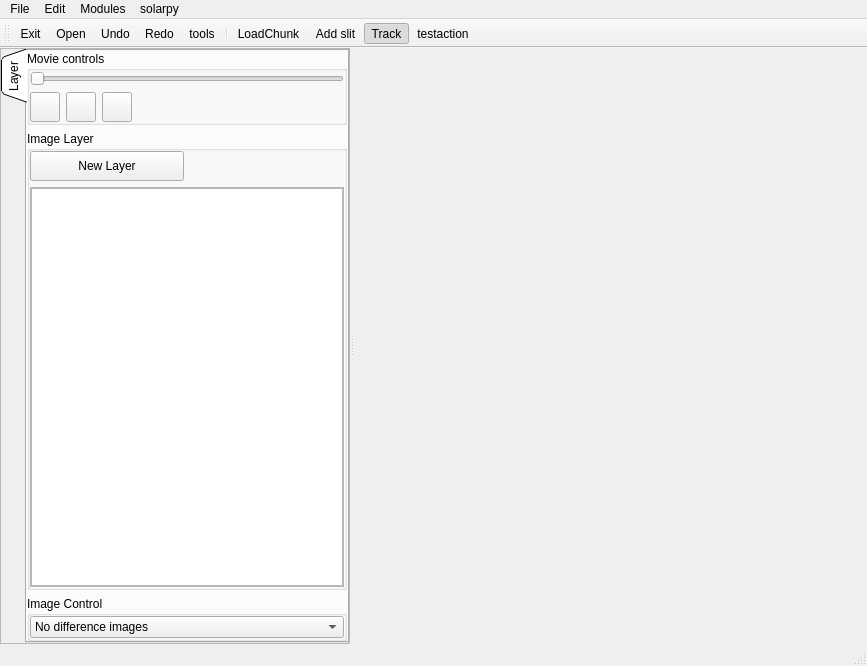
Above: EoSpex/ui/viewer.ui from sageyu123/EOVSASpex before the change. Below: the same form after it.
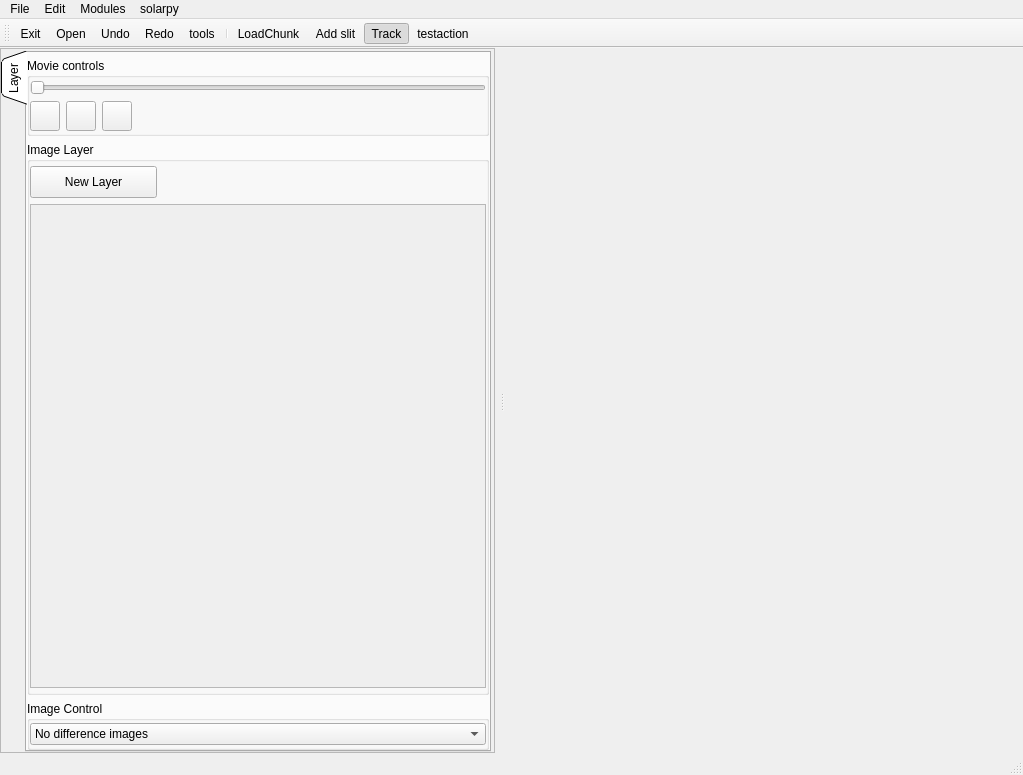
That is the form after the change. Icons and pictures are not drawn.

Patch:
```diff
--- a/EoSpex/ui/viewer.ui
+++ b/EoSpex/ui/viewer.ui
@@ -6,8 +6,8 @@
    <rect>
     <x>0</x>
     <y>0</y>
-    <width>867</width>
-    <height>666</height>
+    <width>1023</width>
+    <height>775</height>
    </rect>
   </property>
   <property name="sizePolicy">
@@ -35,7 +35,7 @@
      <height>200</height>
     </size>
    </property>
-   <layout class="QGridLayout" name="gridLayout_2">
+   <layout class="QVBoxLayout" name="verticalLayout_3">
     <property name="leftMargin">
      <number>0</number>
     </property>
@@ -48,33 +48,27 @@
     <property name="bottomMargin">
      <number>0</number>
     </property>
-    <item row="0" column="0">
+    <item>
      <widget class="QSplitter" name="splitter">
-      <property name="sizePolicy">
-       <sizepolicy hsizetype="Expanding" vsizetype="Expanding">
-        <horstretch>0</horstretch>
-        <verstretch>0</verstretch>
-       </sizepolicy>
-      </property>
       <property name="orientation">
        <enum>Qt::Horizontal</enum>
       </property>
       <widget class="QWidget" name="controlWidget" native="true">
        <property name="sizePolicy">
-        <sizepolicy hsizetype="MinimumExpanding" vsizetype="Fixed">
+        <sizepolicy hsizetype="MinimumExpanding" vsizetype="MinimumExpanding">
          <horstretch>0</horstretch>
          <verstretch>0</verstretch>
         </sizepolicy>
        </property>
        <property name="minimumSize">
         <size>
-         <width>280</width>
-         <height>0</height>
+         <width>315</width>
+         <height>400</height>
         </size>
        </property>
        <property name="maximumSize">
         <size>
-         <width>350</width>
+         <width>500</width>
          <height>16777215</height>
         </size>
        </property>
@@ -86,7 +80,7 @@
          <number>0</number>
         </property>
         <property name="rightMargin">
-         <number>0</number>
+         <number>5</number>
         </property>
         <property name="bottomMargin">
          <number>0</number>
@@ -101,8 +95,8 @@
             <rect>
              <x>0</x>
              <y>0</y>
-             <width>348</width>
-             <height>591</height>
+             <width>493</width>
+             <height>700</height>
             </rect>
            </property>
            <layout class="QGridLayout" name="gridLayout_8">
@@ -110,10 +104,10 @@
              <number>0</number>
             </property>
             <property name="topMargin">
-             <number>0</number>
+             <number>2</number>
             </property>
             <property name="rightMargin">
-             <number>0</number>
+             <number>3</number>
             </property>
             <property name="bottomMargin">
              <number>0</number>
@@ -138,7 +132,7 @@
                  <number>0</number>
                 </property>
                 <property name="topMargin">
-                 <number>0</number>
+                 <number>5</number>
                 </property>
                 <property name="rightMargin">
                  <number>0</number>
@@ -149,6 +143,143 @@
                 <property name="horizontalSpacing">
                  <number>-1</number>
                 </property>
+                <item row="2" column="0">
+                 <widget class="QGroupBox" name="groupBox_image_control">
+                  <property name="title">
+                   <string>Image Control</string>
+                  </property>
+                  <layout class="QVBoxLayout" name="verticalLayout_2">
+                   <property name="leftMargin">
+                    <number>0</number>
+                   </property>
+                   <property name="topMargin">
+                    <number>2</number>
+                   </property>
+                   <property name="rightMargin">
+                    <number>0</number>
+                   </property>
+                   <property name="bottomMargin">
+                    <number>2</number>
+                   </property>
+                   <item>
+                    <widget class="QComboBox" name="control_image_type_3">
+                     <item>
+                      <property name="text">
+                       <string>No difference images</string>
+                      </property>
+                     </item>
+                     <item>
+                      <property name="text">
+                       <string>Running difference</string>
+                      </property>
+                     </item>
+                     <item>
+                      <property name="text">
+                       <string>Running difference Ratio</string>
+                      </property>
+                     </item>
+                     <item>
+                      <property name="text">
+                       <string>Base difference</string>
+                      </property>
+                     </item>
+                     <item>
+                      <property name="text">
+                       <string>Base difference Ratio</string>
+                      </property>
+                     </item>
+                    </widget>
+                   </item>
+                  </layout>
+                 </widget>
+                </item>
+                <item row="1" column="0">
+                 <widget class="QGroupBox" name="groupBox_image_layers">
+                  <property name="sizePolicy">
+                   <sizepolicy hsizetype="Expanding" vsizetype="Expanding">
+                    <horstretch>0</horstretch>
+                    <verstretch>0</verstretch>
+                   </sizepolicy>
+                  </property>
+                  <property name="title">
+                   <string>Image Layer</string>
+                  </property>
+                  <layout class="QVBoxLayout" name="verticalLayout">
+                   <property name="leftMargin">
+                    <number>0</number>
+                   </property>
+                   <property name="topMargin">
+                    <number>4</number>
+                   </property>
+                   <property name="rightMargin">
+                    <number>0</number>
+                   </property>
+                   <property name="bottomMargin">
+                    <number>4</number>
+                   </property>
+                   <item>
+                    <layout class="QHBoxLayout" name="horizontalLayout">
+                     <item>
+                      <widget class="QPushButton" name="NewLayer">
+                       <property name="sizePolicy">
+                        <sizepolicy hsizetype="Fixed" vsizetype="Fixed">
+                         <horstretch>0</horstretch>
+                         <verstretch>0</verstretch>
+                        </sizepolicy>
+                       </property>
+                       <property name="minimumSize">
+                        <size>
+                         <width>127</width>
+                         <height>32</height>
+                        </size>
+                       </property>
+                       <property name="text">
+                        <string>New Layer</string>
+                       </property>
+                       <property name="icon">
+                        <iconset>
+                         <normaloff>icon/plus-symbol-button.svg</normaloff>icon/plus-symbol-button.svg</iconset>
+                       </property>
+                      </widget>
+                     </item>
+                     <item>
+                      <spacer name="horizontalSpacer_2">
+                       <property name="orientation">
+                        <enum>Qt::Horizontal</enum>
+                       </property>
+                       <property name="sizeType">
+                        <enum>QSizePolicy::MinimumExpanding</enum>
+                       </property>
+                       <property name="sizeHint" stdset="0">
+                        <size>
+                         <width>150</width>
+                         <height>20</height>
+                        </size>
+                       </property>
+                      </spacer>
+                     </item>
+                    </layout>
+                   </item>
+                   <item>
+                    <widget class="QScrollArea" name="scrollArea">
+                     <property name="widgetResizable">
+                      <bool>true</bool>
+                     </property>
+                     <widget class="QWidget" name="LayerlistBox">
+                      <property name="geometry">
+                       <rect>
+                        <x>0</x>
+                        <y>0</y>
+                        <width>453</width>
+                        <height>483</height>
+                       </rect>
+                      </property>
+                     </widget>
+                    </widget>
+                   </item>
+                  </layout>
+                 </widget>
+                </item>
                 <item row="0" column="0">
                  <widget class="QGroupBox" name="groupBox_movie_controls">
                   <property name="sizePolicy">
@@ -165,22 +296,15 @@
                     <number>0</number>
                    </property>
                    <property name="topMargin">
-                    <number>0</number>
+                    <number>2</number>
                    </property>
                    <property name="rightMargin">
                     <number>0</number>
                    </property>
                    <property name="bottomMargin">
-                    <number>0</number>
+                    <number>2</number>
                    </property>
-                   <item row="0" column="0" colspan="5">
-                    <widget class="QSlider" name="Slider_frame">
-                     <property name="orientation">
-                      <enum>Qt::Horizontal</enum>
-                     </property>
-                    </widget>
-                   </item>
-                   <item row="1" column="0">
+                   <item row="2" column="0">
                     <widget class="QPushButton" name="btn_prev">
                      <property name="sizePolicy">
                       <sizepolicy hsizetype="Fixed" vsizetype="Fixed">
@@ -212,39 +336,21 @@
                      </property>
                     </widget>
                    </item>
-                   <item row="1" column="1">
-                    <widget class="QPushButton" name="btn_play">
-                     <property name="sizePolicy">
-                      <sizepolicy hsizetype="Fixed" vsizetype="Fixed">
-                       <horstretch>0</horstretch>
-                       <verstretch>0</verstretch>
-                      </sizepolicy>
+                   <item row="0" column="0" colspan="5">
+                    <widget class="QSlider" name="Slider_frame">
+                     <property name="orientation">
+                      <enum>Qt::Horizontal</enum>
                      </property>
-                     <property name="minimumSize">
-                      <size>
-                       <width>30</width>
-                       <height>30</height>
-                      </size>
-                     </property>
-                     <property name="maximumSize">
-                      <size>
-                       <width>30</width>
-                       <height>30</height>
-                      </size>
-                     </property>
-                     <property name="statusTip">
-                      <string>Play movie</string>
-                     </property>
+                    </widget>
+                   </item>
+                   <item row="2" column="4">
+                    <widget class="QLabel" name="label_frame">
                      <property name="text">
                       <string/>
                      </property>
-                     <property name="icon">
-                      <iconset>
-                       <normaloff>icon/right-arrow.svg</normaloff>icon/right-arrow.svg</iconset>
-                     </property>
                     </widget>
                    </item>
-                   <item row="1" column="2">
+                   <item row="2" column="2">
                     <widget class="QPushButton" name="btn_next">
                      <property name="enabled">
                       <bool>true</bool>
@@ -282,7 +388,39 @@
                      </property>
                     </widget>
                    </item>
-                   <item row="1" column="3">
+                   <item row="2" column="1">
+                    <widget class="QPushButton" name="btn_play">
+                     <property name="sizePolicy">
+                      <sizepolicy hsizetype="Fixed" vsizetype="Fixed">
+                       <horstretch>0</horstretch>
+                       <verstretch>0</verstretch>
+                      </sizepolicy>
+                     </property>
+                     <property name="minimumSize">
+                      <size>
+                       <width>30</width>
+                       <height>30</height>
+                      </size>
+                     </property>
+                     <property name="maximumSize">
+                      <size>
+                       <width>30</width>
+                       <height>30</height>
+                      </size>
+                     </property>
+                     <property name="statusTip">
+                      <string>Play movie</string>
+                     </property>
+                     <property name="text">
+                      <string/>
+                     </property>
+                     <property name="icon">
+                      <iconset>
+                       <normaloff>icon/right-arrow.svg</normaloff>icon/right-arrow.svg</iconset>
+                     </property>
+                    </widget>
+                   </item>
+                   <item row="2" column="3">
                     <spacer name="horizontalSpacer">
                      <property name="orientation">
                       <enum>Qt::Horizontal</enum>
@@ -292,173 +430,12 @@
                      </property>
                      <property name="sizeHint" stdset="0">
                       <size>
-                       <width>91</width>
+                       <width>120</width>
                        <height>12</height>
                       </size>
                      </property>
                     </spacer>
                    </item>
-                   <item row="1" column="4">
-                    <widget class="QLabel" name="label_frame">
-                     <property name="text">
-                      <string/>
-                     </property>
-                    </widget>
-                   </item>
-                  </layout>
-                 </widget>
-                </item>
-                <item row="1" column="0">
-                 <widget class="QGroupBox" name="groupBox_image_layers">
-                  <property name="sizePolicy">
-                   <sizepolicy hsizetype="Expanding" vsizetype="Expanding">
-                    <horstretch>0</horstretch>
-                    <verstretch>0</verstretch>
-                   </sizepolicy>
-                  </property>
-                  <property name="title">
-                   <string>Image Layer</string>
-                  </property>
-                  <layout class="QGridLayout" name="gridLayout_9">
-                   <property name="leftMargin">
-                    <number>0</number>
-                   </property>
-                   <property name="topMargin">
-                    <number>0</number>
-                   </property>
-                   <property name="rightMargin">
-                    <number>0</number>
-                   </property>
-                   <property name="bottomMargin">
-                    <number>0</number>
-                   </property>
-                   <item row="0" column="0">
-                    <layout class="QGridLayout" name="gridLayout_3">
-                     <item row="0" column="1">
-                      <spacer name="horizontalSpacer_2">
-                       <property name="orientation">
-                        <enum>Qt::Horizontal</enum>
-                       </property>
-                       <property name="sizeType">
-                        <enum>QSizePolicy::MinimumExpanding</enum>
-                       </property>
-                       <property name="sizeHint" stdset="0">
-                        <size>
-                         <width>60</width>
-                         <height>20</height>
-                        </size>
-                       </property>
-                      </spacer>
-                     </item>
-                     <item row="0" column="0">
-                      <widget class="QPushButton" name="NewLayer">
-                       <property name="sizePolicy">
-                        <sizepolicy hsizetype="MinimumExpanding" vsizetype="Fixed">
-                         <horstretch>0</horstretch>
-                         <verstretch>0</verstretch>
-                        </sizepolicy>
-                       </property>
-                       <property name="minimumSize">
-                        <size>
-                         <width>120</width>
-                         <height>30</height>
-                        </size>
-                       </property>
-                       <property name="text">
-                        <string>New Layer</string>
-                       </property>
-                       <property name="icon">
-                        <iconset>
-                         <normaloff>icon/plus-symbol-button.svg</normaloff>icon/plus-symbol-button.svg</iconset>
-                       </property>
-                      </widget>
-                     </item>
-                     <item row="1" column="0" colspan="2">
-                      <widget class="QScrollArea" name="scrollArea_4">
-                       <property name="widgetResizable">
-                        <bool>true</bool>
-                       </property>
-                       <widget class="QWidget" name="scrollAreaWidgetContents_4">
-                        <property name="geometry">
-                         <rect>
-                          <x>0</x>
-                          <y>0</y>
-                          <width>304</width>
-                          <height>393</height>
-                         </rect>
-                        </property>
-                        <layout class="QGridLayout" name="gridLayout_4">
-                         <property name="leftMargin">
-                          <number>0</number>
-                         </property>
-                         <property name="topMargin">
-                          <number>0</number>
-                         </property>
-                         <property name="rightMargin">
-                          <number>0</number>
-                         </property>
-                         <property name="bottomMargin">
-                          <number>0</number>
-                         </property>
-                         <item row="0" column="0">
-                          <widget class="QTableWidget" name="ImageLayer_Table"/>
-                         </item>
-                        </layout>
-                       </widget>
-                      </widget>
-                     </item>
-                    </layout>
-                   </item>
-                  </layout>
-                 </widget>
-                </item>
-                <item row="2" column="0">
-                 <widget class="QGroupBox" name="groupBox_image_control">
-                  <property name="title">
-                   <string>Image Control</string>
-                  </property>
-                  <layout class="QVBoxLayout" name="verticalLayout_2">
-                   <property name="leftMargin">
-                    <number>0</number>
-                   </property>
-                   <property name="topMargin">
-                    <number>0</number>
-                   </property>
-                   <property name="rightMargin">
-                    <number>0</number>
-                   </property>
-                   <property name="bottomMargin">
-                    <number>0</number>
-                   </property>
-                   <item>
-                    <widget class="QComboBox" name="control_image_type_3">
-                     <item>
-                      <property name="text">
-                       <string>No difference images</string>
-                      </property>
-                     </item>
-                     <item>
-                      <property name="text">
-                       <string>Running difference</string>
-                      </property>
-                     </item>
-                     <item>
-                      <property name="text">
-                       <string>Running difference Ratio</string>
-                      </property>
-                     </item>
-                     <item>
-                      <property name="text">
-                       <string>Base difference</string>
-                      </property>
-                     </item>
-                     <item>
-                      <property name="text">
-                       <string>Base difference Ratio</string>
-                      </property>
-                     </item>
-                    </widget>
-                   </item>
                   </layout>
                  </widget>
                 </item>
@@ -498,7 +475,7 @@
     <rect>
      <x>0</x>
      <y>0</y>
-     <width>867</width>
+     <width>1023</width>
      <height>22</height>
     </rect>
    </property>
```
